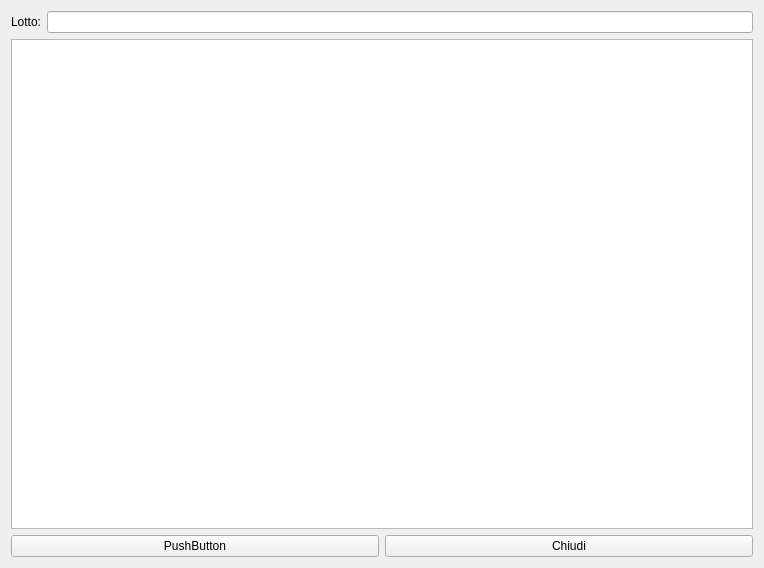
Before: the Qt Designer form hcomposizionelotto.ui in fblabs/hamlet-mod-sancon, drawn with Qt 5.
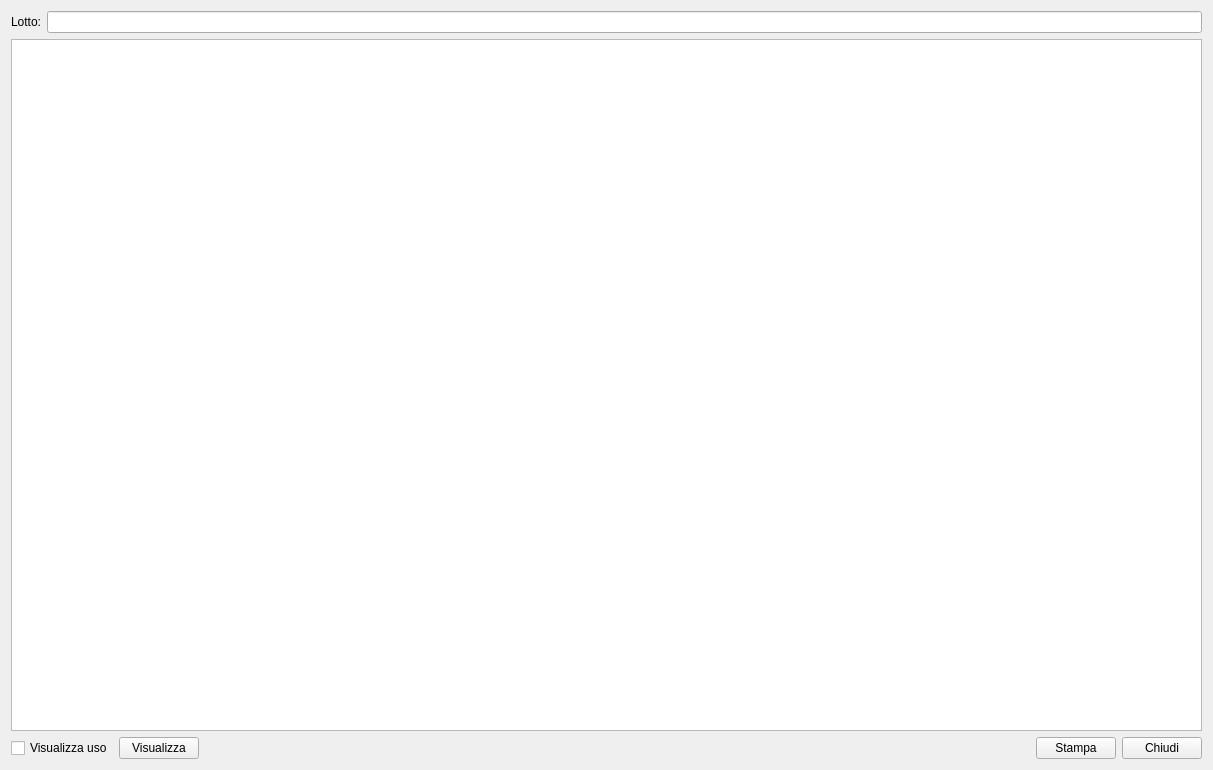
After: the same form once the commit is applied. Icons and pictures are not drawn.

```diff
--- a/hcomposizionelotto.ui
+++ b/hcomposizionelotto.ui
@@ -9,8 +9,8 @@
    <rect>
     <x>0</x>
     <y>0</y>
-    <width>764</width>
-    <height>568</height>
+    <width>1213</width>
+    <height>770</height>
    </rect>
   </property>
   <property name="windowTitle">
@@ -53,6 +53,9 @@
      <property name="selectionBehavior">
       <enum>QAbstractItemView::SelectRows</enum>
      </property>
+     <property name="sortingEnabled">
+      <bool>true</bool>
+     </property>
      <attribute name="verticalHeaderVisible">
       <bool>false</bool>
      </attribute>
@@ -60,10 +63,50 @@
    </item>
    <item>
     <layout class="QHBoxLayout" name="horizontalLayout">
+     <item>
+      <widget class="QCheckBox" name="checkBox">
+       <property name="text">
+        <string>Visualizza uso</string>
+       </property>
+      </widget>
+     </item>
+     <item>
+      <widget class="QPushButton" name="pbUse">
+       <property name="text">
+        <string>Visualizza</string>
+       </property>
+       <property name="icon">
+        <iconset resource="icons.qrc">
+         <normaloff>:/Resources/Download.PNG</normaloff>:/Resources/Download.PNG</iconset>
+       </property>
+       <property name="iconSize">
+        <size>
+         <width>32</width>
+         <height>32</height>
+        </size>
+       </property>
+       <property name="checkable">
+        <bool>false</bool>
+       </property>
+      </widget>
+     </item>
+     <item>
+      <spacer name="horizontalSpacer">
+       <property name="orientation">
+        <enum>Qt::Horizontal</enum>
+       </property>
+       <property name="sizeHint" stdset="0">
+        <size>
+         <width>40</width>
+         <height>20</height>
+        </size>
+       </property>
+      </spacer>
+     </item>
      <item>
       <widget class="QPushButton" name="pushButton_2">
        <property name="text">
-        <string>PushButton</string>
+        <string>Stampa</string>
        </property>
        <property name="icon">
         <iconset resource="icons.qrc">
```
Left out of the diff: 4 changed lines with no effect on the pictures.
